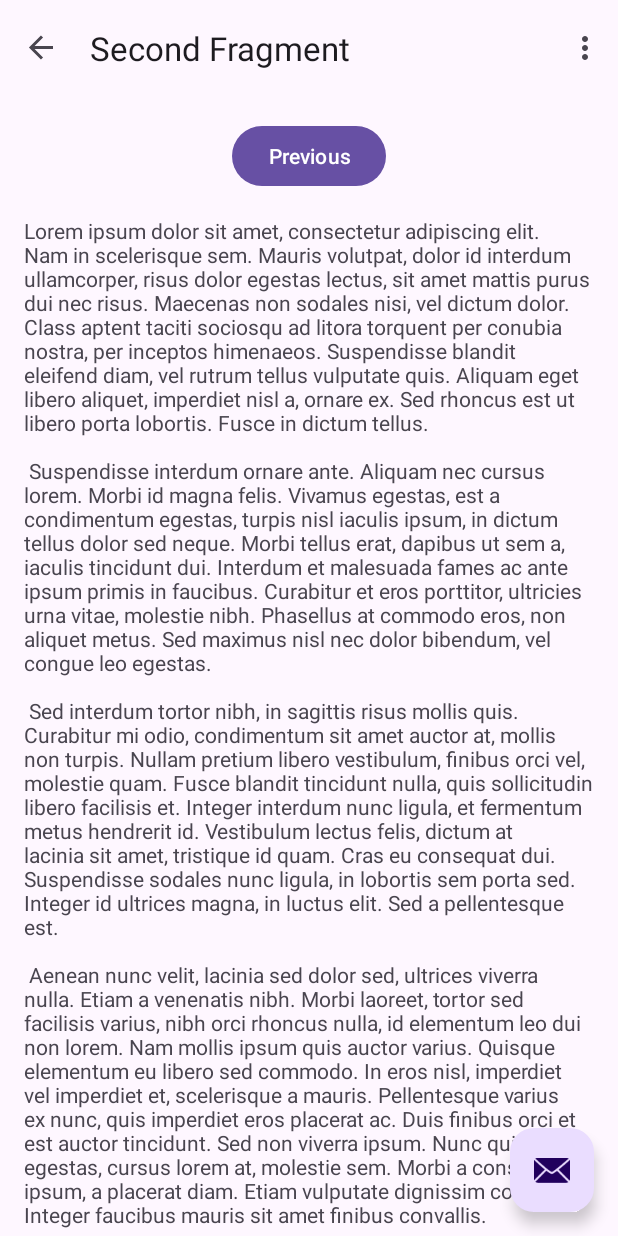
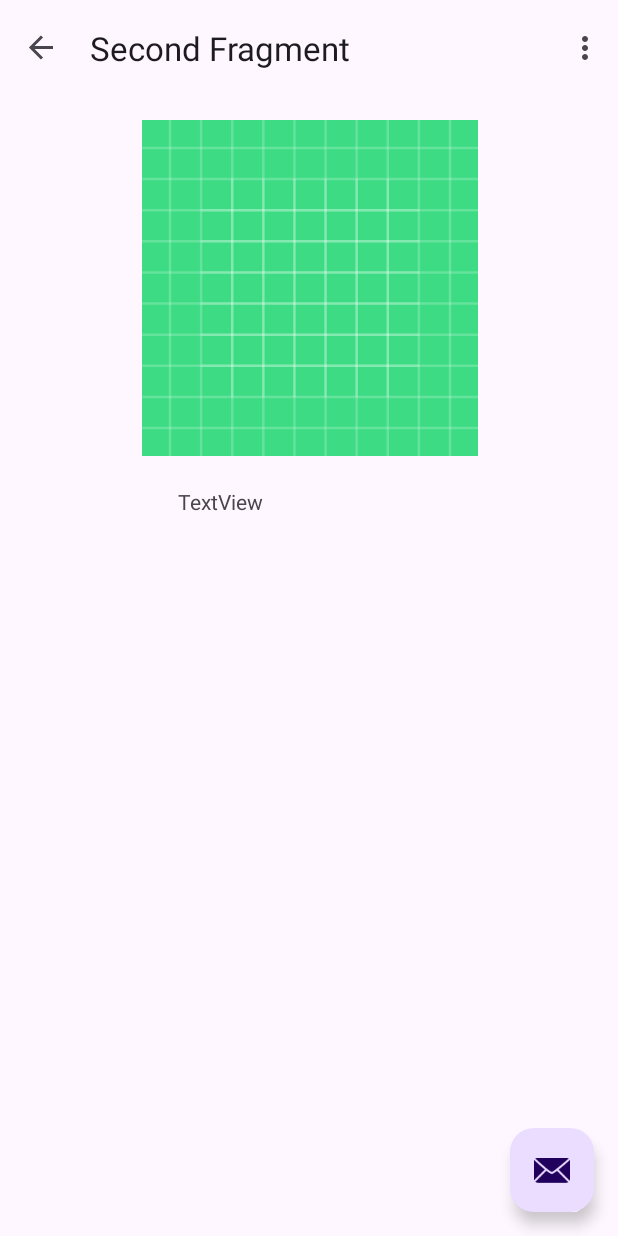
Before and after one commit to Arivera03/Genshin, an Android app: the SecondFragment screen opened through its navigation route, on a phone screen of 412 x 824 dp. Run offline under Robolectric (Android 15) with nearby library versions, the phone set to English and light mode, and no system bars; our stand-ins replace navigation-ui; pictures from the network do not load.

Commit message:
VA LO DE QUE VUELVES AL FIRST FRAGMENT Y SE GENERA BIEN LETS GOOOOOOOOO

```diff
--- a/app/build.gradle.kts
+++ b/app/build.gradle.kts
@@ -47,6 +47,8 @@ dependencies {
     implementation (libs.gson)
     implementation (libs.retrofit)
     implementation (libs.converter.gson)
+    implementation (libs.glide)
+    annotationProcessor (libs.compiler)
 
 
 }
--- a/app/src/main/java/com/example/genshin/FirstFragment.java
+++ b/app/src/main/java/com/example/genshin/FirstFragment.java
@@ -28,6 +28,7 @@ public class FirstFragment extends Fragment {
     private FragmentFirstBinding binding;
     private ArrayList<Personaje> pjs = new ArrayList<>();
     private ArrayAdapter<Personaje> adapter;
+    private boolean generar = true;
 
     @Override
     public View onCreateView(
@@ -45,18 +46,19 @@ public class FirstFragment extends Fragment {
 
     public void onViewCreated(@NonNull View view, Bundle savedInstanceState) {
         super.onViewCreated(view, savedInstanceState);
+        generar = true;
+        int id = 1;     // empezará desde la id 1
+        int ultimaid = 88;      // y terminará al generar la id 88
+        llamarPjs(id, ultimaid);
+        binding.listaPersonajes.setOnItemClickListener((adapter, fragment, i, l) -> {
+            Personaje pj = (Personaje) adapter.getItemAtPosition(i);
+            Bundle args = new Bundle();
+            args.putSerializable("item", pj);
+            generar = false;
 
-        int id = 1;
-        int ultimaid = 88;
-//        binding.listaPersonajes.setOnItemClickListener((adapter, fragment, i, l) -> {
-//            Personaje pj = (Personaje) adapter.getItemAtPosition(i);
-//            Bundle args = new Bundle();
-//            args.putSerializable("item", pj);
-//
-//            NavHostFragment.findNavController(FirstFragment.this)
-//                    .navigate(R.id.action_FirstFragment_to_SecondFragment, args);
-//        });
-        llamarPjs(id, ultimaid);
+            NavHostFragment.findNavController(FirstFragment.this)
+                    .navigate(R.id.action_FirstFragment_to_SecondFragment, args);
+        });
     }
     private void llamarPjs(int id, int uid) {
         if (id > uid){
@@ -66,14 +68,16 @@ public class FirstFragment extends Fragment {
 
             ExecutorService executor = Executors.newSingleThreadExecutor();
             executor.execute(() -> {
-                metodospjs.getPersonaje((id), Personaje -> {
-                    if (Personaje != null) {
+                metodospjs.getPersonaje((id), Personaje -> {    // Usamos el metodo para obtener a los personajes por su id
+                    if (Personaje != null) {    //  Si el personaje que agarra no es null entonces genera el personaje
                         getActivity().runOnUiThread(() -> {
-                            pjs.add(Personaje);
-                            adapter.notifyDataSetChanged();
-                            llamarPjs(id + 1, uid);
+                            pjs.add(Personaje);     // Añadimos a la lista de personajes el personaje por la id que agarre
+                            adapter.notifyDataSetChanged(); // Notificamos al adaptador de que la array se ha modificado
+                            if (generar){
+                                llamarPjs(id + 1, uid);     //  Usamos recursividad
+                            }
                         });
-                    } else {
+                    } else {    // Si no saltará un error y te notificará la id que ha fallado
                         getActivity().runOnUiThread(() ->
                                 Toast.makeText(getContext(), "Error al cargar el Pokémon con ID " + id, Toast.LENGTH_SHORT).show()
                         );
--- a/app/src/main/java/com/example/genshin/SecondFragment.java
+++ b/app/src/main/java/com/example/genshin/SecondFragment.java
@@ -1,6 +1,7 @@
 package com.example.genshin;
 
 import android.os.Bundle;
+import android.util.Log;
 import android.view.LayoutInflater;
 import android.view.View;
 import android.view.ViewGroup;
@@ -29,10 +30,19 @@ public class SecondFragment extends Fragment {
     public void onViewCreated(@NonNull View view, Bundle savedInstanceState) {
         super.onViewCreated(view, savedInstanceState);
 
-        binding.buttonSecond.setOnClickListener(v ->
-                NavHostFragment.findNavController(SecondFragment.this)
-                        .navigate(R.id.action_SecondFragment_to_FirstFragment)
-        );
+        Bundle args = getArguments();
+
+        if(args != null) {
+            Personaje pokemon = (Personaje) args.getSerializable("item");
+
+            if (pokemon != null) {
+                //updateUi(pokemon);
+            }
+        }
+    }
+    private void actualizarinfo(Personaje personaje) {
+        Log.d("infopjs", personaje.toString());
+
     }
 
     @Override
--- a/app/src/main/java/com/example/genshin/adaptador.java
+++ b/app/src/main/java/com/example/genshin/adaptador.java
@@ -7,6 +7,9 @@ import android.view.ViewGroup;
 import android.widget.ArrayAdapter;
 import android.widget.ImageView;
 import android.widget.TextView;
+
+
+import com.bumptech.glide.Glide;
 
 import java.util.List;
 
@@ -33,6 +36,8 @@ public class adaptador extends ArrayAdapter<Personaje> {
         } else {
             rarezapj.setText(personaje.getRareza() + " ⭐⭐⭐⭐⭐");
         }
+        String urlicono = personaje.getIcono();
+        Glide.with(getContext()).load(urlicono).into(fotopj);
         return convertView;
     }
 }
--- a/app/src/main/res/layout/fragment_second.xml
+++ b/app/src/main/res/layout/fragment_second.xml
@@ -1,35 +1,29 @@
 <?xml version="1.0" encoding="utf-8"?>
-<androidx.core.widget.NestedScrollView xmlns:android="http://schemas.android.com/apk/res/android"
-    xmlns:app="http://schemas.android.com/apk/res-auto"
+<androidx.constraintlayout.widget.ConstraintLayout xmlns:app="http://schemas.android.com/apk/res-auto"
     xmlns:tools="http://schemas.android.com/tools"
     android:layout_width="match_parent"
     android:layout_height="match_parent"
-    tools:context=".SecondFragment">
+    android:padding="16dp"
+    xmlns:android="http://schemas.android.com/apk/res/android" >
 
-    <androidx.constraintlayout.widget.ConstraintLayout
-        android:layout_width="match_parent"
-        android:layout_height="match_parent"
-        android:padding="16dp">
-
-        <Button
-            android:id="@+id/button_second"
-            android:layout_width="wrap_content"
-            android:layout_height="wrap_content"
-            android:text="@string/previous"
-            app:layout_constraintBottom_toTopOf="@id/textview_second"
+    <ImageView
+        android:id="@+id/detPersonajeImagen"
+        android:layout_width="408dp"
+        android:layout_height="224dp"
+        android:src="@drawable/ic_launcher_background"
         app:layout_constraintEnd_toEndOf="parent"
         app:layout_constraintStart_toStartOf="parent"
-            app:layout_constraintTop_toTopOf="parent" />
+        tools:layout_editor_absoluteY="32dp" />
 
     <TextView
-            android:id="@+id/textview_second"
-            android:layout_width="wrap_content"
-            android:layout_height="wrap_content"
-            android:layout_marginTop="16dp"
-            android:text="@string/lorem_ipsum"
+        android:id="@+id/detPersonajeNombre"
+        android:layout_width="174dp"
+        android:layout_height="49dp"
+        android:text="TextView"
         app:layout_constraintBottom_toBottomOf="parent"
         app:layout_constraintEnd_toEndOf="parent"
+        app:layout_constraintHorizontal_bias="0.497"
         app:layout_constraintStart_toStartOf="parent"
-            app:layout_constraintTop_toBottomOf="@id/button_second" />
+        app:layout_constraintTop_toBottomOf="@+id/detPersonajeImagen"
+        app:layout_constraintVertical_bias="0.046" />
 </androidx.constraintlayout.widget.ConstraintLayout>
-</androidx.core.widget.NestedScrollView>
--- a/gradle/libs.versions.toml
+++ b/gradle/libs.versions.toml
@@ -1,5 +1,6 @@
 [versions]
 agp = "8.5.0"
+glide = "4.14.1"
 gson = "2.10.1"
 junit = "4.13.2"
 junitVersion = "1.2.1"
@@ -12,7 +13,9 @@ navigationUi = "2.8.3"
 retrofit = "2.1.0"
 
 [libraries]
+compiler = { module = "com.github.bumptech.glide:compiler", version.ref = "glide" }
 converter-gson = { module = "com.squareup.retrofit2:converter-gson", version.ref = "retrofit" }
+glide = { module = "com.github.bumptech.glide:glide", version.ref = "glide" }
 gson = { module = "com.google.code.gson:gson", version.ref = "gson" }
 junit = { group = "junit", name = "junit", version.ref = "junit" }
 ext-junit = { group = "androidx.test.ext", name = "junit", version.ref = "junitVersion" }
```
Also changed, not shown: app/src/main/java/com/example/genshin/Personaje.java (+11 -0 lines). Lines whose indentation alone changed are shown as unchanged.
